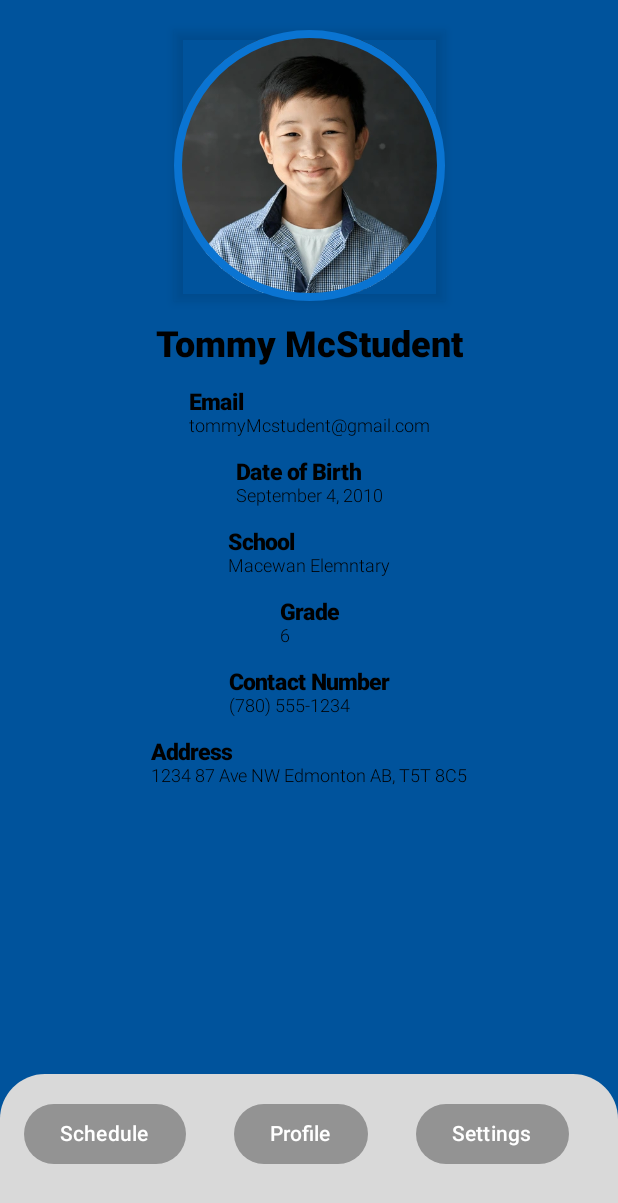
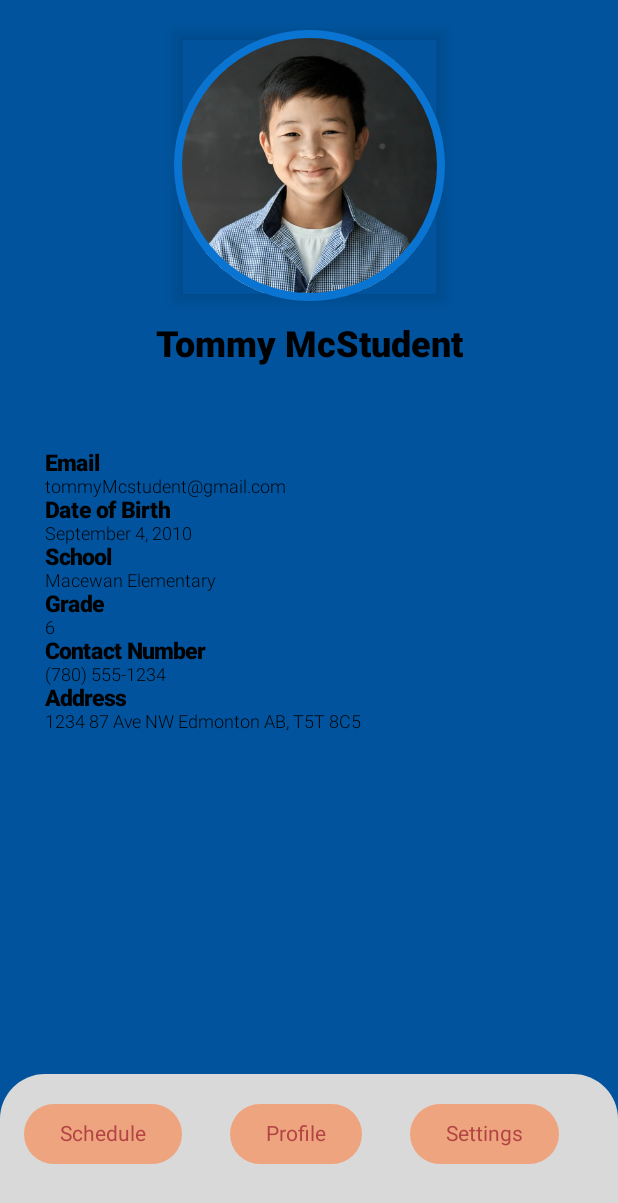
Before and after one commit to hoangr1010/Tutorable, an Android app built with Jetpack Compose: the StudentProfile screen opened directly, with no data from a screen before it, on a phone screen of 412 x 824 dp. Shown: the top 1203 px of the screen. Run offline under Robolectric (Android 15) with nearby library versions, the phone set to English and light mode, and no system bars.

Commit message:
Added comments and fixed layout bugs

```diff
--- a/TutorApp395Project/app/src/main/java/com/example/tutorapp395project/StudentProfile.kt
+++ b/TutorApp395Project/app/src/main/java/com/example/tutorapp395project/StudentProfile.kt
@@ -6,6 +6,7 @@ import androidx.activity.compose.setContent
 import androidx.compose.foundation.Image
 import androidx.compose.foundation.border
 import androidx.compose.foundation.layout.Arrangement
+import androidx.compose.foundation.layout.Box
 import androidx.compose.foundation.layout.Column
 import androidx.compose.foundation.layout.fillMaxSize
 import androidx.compose.foundation.layout.fillMaxWidth
@@ -42,41 +43,56 @@ class StudentProfile : ComponentActivity() {
     override fun onCreate(savedInstanceState: Bundle?) {
         super.onCreate(savedInstanceState)
         setContent {
-            TutorApp395ProjectTheme {
-                // A surface container using the 'background' color from the theme
-                Surface(
-                    modifier = Modifier.fillMaxSize(),
-                    color = MaterialTheme.colorScheme.background
-                ) {
             BackgroundNoLogo()
             HomeBar()
             StudentProfileColumn(R.drawable.student_id_photo)
         }
     }
 }
-    }
-}
 
+/*
+    Function: Creates a column for all the students data will be displayed into
+    Parameters: image -> students profile image
+                modifier -> takes modifier parameters
+    Return: None
+ */
 @Composable
 fun StudentProfileColumn(image: Int, modifier: Modifier = Modifier) {
+    Box(
+        modifier = Modifier
+            .fillMaxSize()
+    ) {
         Column(
             verticalArrangement = Arrangement.spacedBy(15.dp, Alignment.Top),
             horizontalAlignment = Alignment.CenterHorizontally,
             modifier = Modifier
-            .fillMaxWidth()
                 .padding(20.dp)
-    ){
+                .align(Alignment.TopCenter)
+        ) {
             ProfilePic(image)
             ProfileName(name = "Tommy McStudent")
+        }
+        Column(
+            modifier = Modifier
+                .align(Alignment.TopStart)
+                .padding(start = 30.dp, top = 300.dp)
+        ) {
             ProfileField(title = "Email", value = "tommyMcstudent@gmail.com")
             ProfileField(title = "Date of Birth", value = "September 4, 2010")
-        ProfileField(title = "School", value = "Macewan Elemntary")
+            ProfileField(title = "School", value = "Macewan Elementary")
             ProfileField(title = "Grade", value = "6")
             ProfileField(title = "Contact Number", value = "(780) 555-1234")
             ProfileField(title = "Address", value = "1234 87 Ave NW Edmonton AB, T5T 8C5")
         }
     }
+}
 
+/*
+    Function: Displays the profile pic in a circle
+    Parameters: icon -> The image used for the home bar button
+                modifier -> takes modifier parameters
+    Return: None
+ */
 @Composable
 fun ProfilePic(image: Int, modifier: Modifier = Modifier) {
     Image(
@@ -102,6 +118,12 @@ fun ProfilePic(image: Int, modifier: Modifier = Modifier) {
 
 }
 
+/*
+    Function: Prints out the students name on the page
+    Parameters: name -> Name of the student
+                modifier -> takes modifier parameters
+    Return: None
+ */
 @Composable
 fun ProfileName(name: String, modifier: Modifier = Modifier) {
     Text(
@@ -116,6 +138,13 @@ fun ProfileName(name: String, modifier: Modifier = Modifier) {
     )
 }
 
+/*
+    Function: Prints out the user's profile field and the description attached to the profile field
+    Parameters: title -> The title of the field in the profile
+                value -> The description of the field set by the user
+                modifier -> takes modifier parameters
+    Return: None
+ */
 @Composable
 fun ProfileField(title: String, value: String, modifier: Modifier = Modifier) {
     Column(
--- a/TutorApp395Project/app/src/main/java/com/example/tutorapp395project/StudentSchedule.kt
+++ b/TutorApp395Project/app/src/main/java/com/example/tutorapp395project/StudentSchedule.kt
@@ -9,6 +9,7 @@ import androidx.compose.foundation.layout.Arrangement
 import androidx.compose.foundation.layout.Box
 import androidx.compose.foundation.layout.Column
 import androidx.compose.foundation.layout.Row
+import androidx.compose.foundation.layout.fillMaxHeight
 import androidx.compose.foundation.layout.fillMaxSize
 import androidx.compose.foundation.layout.fillMaxWidth
 import androidx.compose.foundation.layout.height
@@ -39,44 +40,52 @@ class StudentSchedule : ComponentActivity() {
     override fun onCreate(savedInstanceState: Bundle?) {
         super.onCreate(savedInstanceState)
         setContent {
-            TutorApp395ProjectTheme {
-                // A surface container using the 'background' color from the theme
-                Surface(
-                    modifier = Modifier.fillMaxSize(),
-                    color = MaterialTheme.colorScheme.background
-                ) {
-                    BackgroundNoLogo()
-                    HomeBar()
-                    StudentAppointmentLayout()
-                }
-            }
+            BackgroundNoLogo()
+            HomeBar()
+            StudentAppointmentLayout()
         }
     }
 }
+
+/*
+    Function: This creates a column that lays out all the users scheduled appointments
+    Parameters: modifier -> takes modifier parameters
+    Return: None
+ */
 @Composable
 fun StudentAppointmentLayout(modifier: Modifier = Modifier) {
     Column(
-        verticalArrangement = Arrangement.spacedBy(15.dp, Alignment.Bottom),
+        verticalArrangement = Arrangement.spacedBy(15.dp, Alignment.Top),
         horizontalAlignment = Alignment.CenterHorizontally,
         modifier = Modifier
             .fillMaxSize()
+            .padding(top = 20.dp)
     )
         {
         Appointment("3:00PM - 4:00PM", "January 24th, 2024", "Math",
-                    "Karen McTutor")
+                    "Tutor","Karen McTutor")
         Appointment("4:00PM - 5:00PM", "January 24th, 2024", "History",
-                    "Karen McTutor")
+                    "Tutor","Karen McTutor")
     }
 }
 
+/*
+    Function: This shows the scheduled appointment on the users schedule page
+    Parameters: time -> time in which the appointment is scheduled
+                date -> date for the session
+                subject -> subject for the tutor session
+                with -> tutor or student
+                person -> name of the person
+                modifier -> takes modifier parameters
+    Return: None
+ */
 @Composable
-fun Appointment(time: String, date: String, subject: String, tutor: String,
+fun Appointment(time: String, date: String, subject: String, with: String, person: String,
                 modifier: Modifier = Modifier) {
     Column(
         verticalArrangement = Arrangement.Center,
         horizontalAlignment = Alignment.CenterHorizontally,
-        modifier = Modifier
-            .fillMaxSize()
+
     ) {
         Box(
             modifier = Modifier
@@ -99,7 +108,7 @@ fun Appointment(time: String, date: String, subject: String, tutor: String,
                     )
             )
             Text(
-                text = "Tutor: $tutor\n",
+                text = "$with: $person\n",
                 modifier = Modifier
                     .padding(start = 10.dp, top = 90.dp),
                 style = TextStyle(
@@ -113,6 +122,11 @@ fun Appointment(time: String, date: String, subject: String, tutor: String,
     }
 }
 
+/*
+    Function: Creates just a simple blue background without a logo
+    Parameters: modifier -> takes modifier parameters
+    Return: None
+ */
 @Composable
 fun BackgroundNoLogo(modifier: Modifier = Modifier) {
     Column (
@@ -121,20 +135,36 @@ fun BackgroundNoLogo(modifier: Modifier = Modifier) {
             .background(color = Color(0xFF00539C))
     ){}
 }
+
+/*
+    Function: Creates a single homebar option that the user can use to navigate to the
+              corresponding page
+    Parameters: icon -> The image used for the home bar button
+                option -> the name of the page the user wants to navigate to
+                onClick -> Link to the next activity being accessed
+                modifier -> takes modifier parameters
+    Return: None
+ */
 @Composable
-fun HomeBarOption(icon: Painter, option: String, modifier: Modifier = Modifier, onClick: () -> Unit) {
+fun HomeBarOption(icon: Painter, option: String, onClick: () -> Unit, modifier: Modifier = Modifier) {
     Button(
         onClick = { onClick() },
-        colors = ButtonDefaults.buttonColors(Color(0xFF939393)),
+        colors = ButtonDefaults.buttonColors(Color(0xFFEEA47F)),
         modifier = Modifier
             .padding(16.dp)
         ) {
         Text(
-            text = "$option"
+            text = "$option",
+            style = TextStyle(color = Color(0xFFB24444))
         )
     }
 }
 
+/*
+    Function: Creates the homebar that the user will use to navigate between pages
+    Parameters: modifier -> takes modifier parameters
+    Return: None
+ */
 @Composable
 fun HomeBar(modifier: Modifier = Modifier) {
     Column(
```
Also changed, not shown: TutorApp395Project/app/src/main/java/com/example/tutorapp395project/LandingPage.kt (+35 -35 lines), TutorApp395Project/app/src/main/java/com/example/tutorapp395project/LoginPage.kt (+16 -14 lines), TutorApp395Project/app/src/main/java/com/example/tutorapp395project/RegistrationPage.kt (+47 -16 lines), TutorApp395Project/app/src/main/java/com/example/tutorapp395project/Settings.kt (+18 -12 lines), TutorApp395Project/app/src/main/java/com/example/tutorapp395project/StudentRegistration.kt (+23 -14 lines), TutorApp395Project/app/src/main/java/com/example/tutorapp395project/TutorProfile.kt (+20 -11 lines), TutorApp395Project/app/src/main/java/com/example/tutorapp395project/TutorRegistration.kt (+14 -14 lines), TutorApp395Project/app/src/main/java/com/example/tutorapp395project/TutorSchedule.kt (+29 -13 lines), TutorApp395Project/app/src/main/res/drawable-nodpi/kellys6promo.webp (added). Lines whose indentation alone changed are shown as unchanged.
